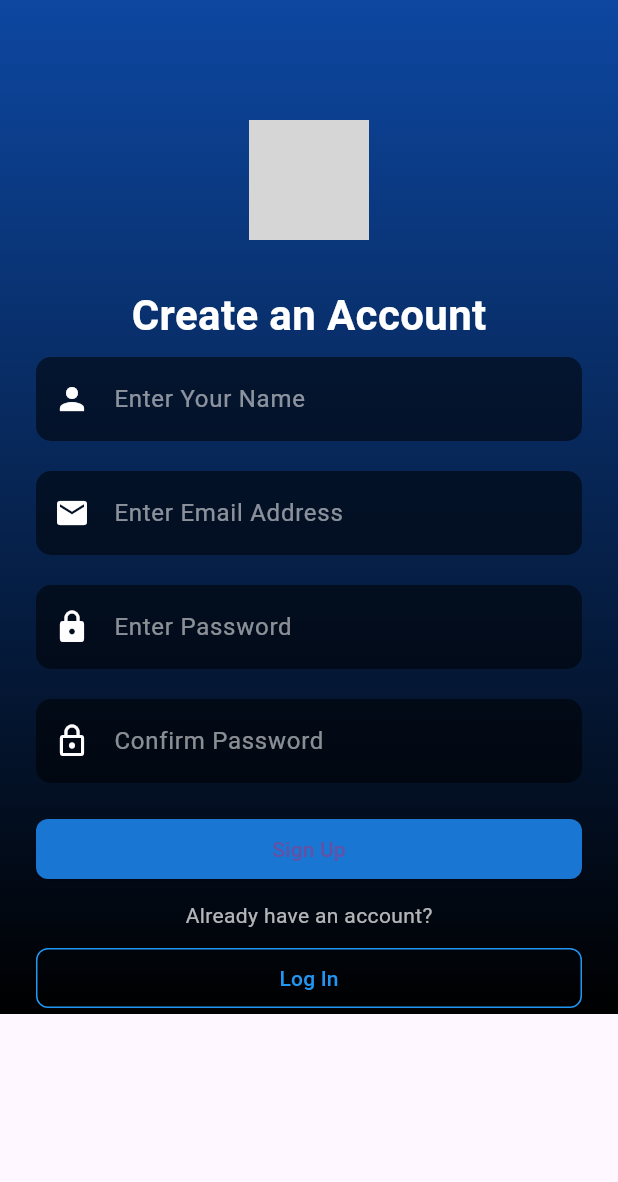
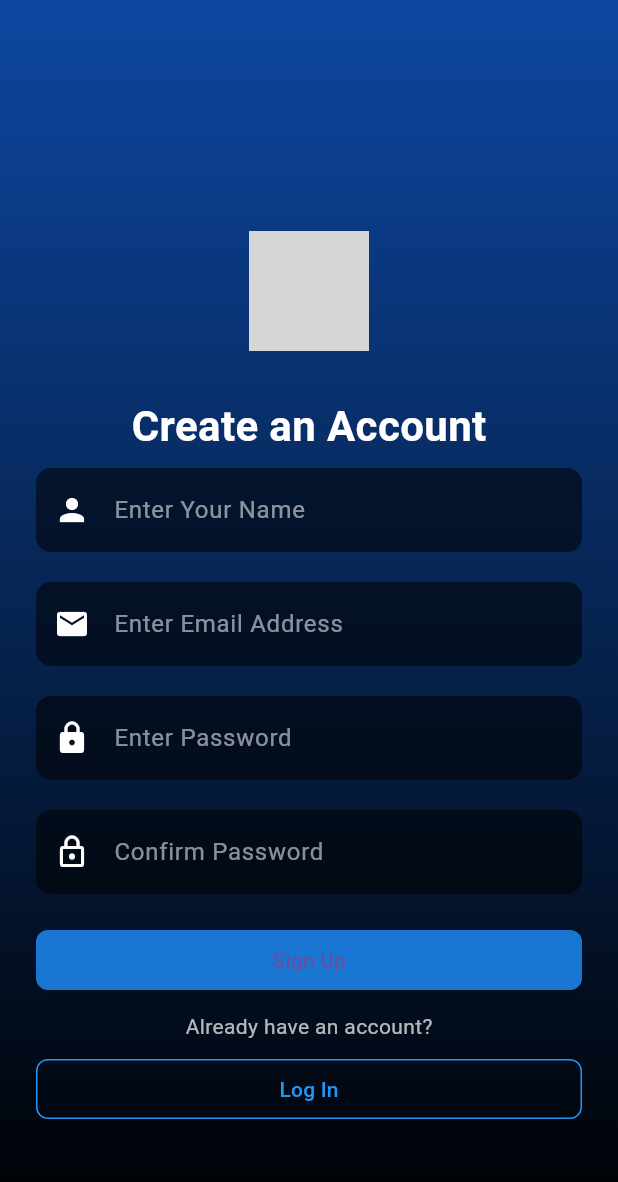
Before and after one commit to jerronjunior/A2T-frond-end-flutter, a Flutter app: the SignUpPage screen opened directly, on a phone screen of 412 x 824 dp. Shown: the top 1182 px of the screen. Run offline on Flutter 3.47's test engine with Material 3 defaults, Android fonts, the phone set to English and light mode, and no system bars; grey boxes are pictures that could not be loaded.

Commit message:
updated login, sign up pages

```diff
--- a/lib/sign_up.dart
+++ b/lib/sign_up.dart
@@ -5,7 +5,10 @@ class SignUpPage extends StatelessWidget {
   @override
   Widget build(BuildContext context) {
     return Scaffold(
-      body: Container(
+      body: GestureDetector(
+        onTap: () => FocusScope.of(context).unfocus(), // Dismiss keyboard on tap
+        child: Container(
+          height: double.infinity, // Ensures the container takes full height
           decoration: BoxDecoration(
             gradient: LinearGradient(
               begin: Alignment.topCenter,
@@ -15,7 +18,10 @@ class SignUpPage extends StatelessWidget {
           ),
           padding: const EdgeInsets.symmetric(horizontal: 24.0),
           child: SingleChildScrollView(
+            child: Container(
+              height: MediaQuery.of(context).size.height, // Ensures content takes full screen height
               child: Column(
+                mainAxisSize: MainAxisSize.max, // Ensures the column fills the space
                 mainAxisAlignment: MainAxisAlignment.center,
                 children: [
                   const SizedBox(height: 80.0), // Adjust for positioning
@@ -32,13 +38,13 @@ class SignUpPage extends StatelessWidget {
                       fontWeight: FontWeight.bold,
                     ),
                   ),
-              SizedBox(height: 8.0),
+                  const SizedBox(height: 8.0),
                   // Name input field
                   TextField(
                     decoration: InputDecoration(
-                  prefixIcon: Icon(Icons.person, color: Colors.white),
+                      prefixIcon: const Icon(Icons.person, color: Colors.white),
                       hintText: 'Enter Your Name',
-                  hintStyle: TextStyle(color: Colors.white54),
+                      hintStyle: const TextStyle(color: Colors.white54),
                       filled: true,
                       fillColor: Colors.black54,
                       border: OutlineInputBorder(
@@ -46,15 +52,15 @@ class SignUpPage extends StatelessWidget {
                         borderSide: BorderSide.none,
                       ),
                     ),
-                style: TextStyle(color: Colors.white),
+                    style: const TextStyle(color: Colors.white),
                   ),
-              SizedBox(height: 20.0),
+                  const SizedBox(height: 20.0),
                   // Email input field
                   TextField(
                     decoration: InputDecoration(
-                  prefixIcon: Icon(Icons.email, color: Colors.white),
+                      prefixIcon: const Icon(Icons.email, color: Colors.white),
                       hintText: 'Enter Email Address',
-                  hintStyle: TextStyle(color: Colors.white54),
+                      hintStyle: const TextStyle(color: Colors.white54),
                       filled: true,
                       fillColor: Colors.black54,
                       border: OutlineInputBorder(
@@ -62,16 +68,16 @@ class SignUpPage extends StatelessWidget {
                         borderSide: BorderSide.none,
                       ),
                     ),
-                style: TextStyle(color: Colors.white),
+                    style: const TextStyle(color: Colors.white),
                   ),
-              SizedBox(height: 20.0),
+                  const SizedBox(height: 20.0),
                   // Password input field
                   TextField(
                     obscureText: true,
                     decoration: InputDecoration(
-                  prefixIcon: Icon(Icons.lock, color: Colors.white),
+                      prefixIcon: const Icon(Icons.lock, color: Colors.white),
                       hintText: 'Enter Password',
-                  hintStyle: TextStyle(color: Colors.white54),
+                      hintStyle: const TextStyle(color: Colors.white54),
                       filled: true,
                       fillColor: Colors.black54,
                       border: OutlineInputBorder(
@@ -79,16 +85,16 @@ class SignUpPage extends StatelessWidget {
                         borderSide: BorderSide.none,
                       ),
                     ),
-                style: TextStyle(color: Colors.white),
+                    style: const TextStyle(color: Colors.white),
                   ),
-              SizedBox(height: 20.0),
+                  const SizedBox(height: 20.0),
                   // Confirm Password input field
                   TextField(
                     obscureText: true,
                     decoration: InputDecoration(
-                  prefixIcon: Icon(Icons.lock_outline, color: Colors.white),
+                      prefixIcon: const Icon(Icons.lock_outline, color: Colors.white),
                       hintText: 'Confirm Password',
-                  hintStyle: TextStyle(color: Colors.white54),
+                      hintStyle: const TextStyle(color: Colors.white54),
                       filled: true,
                       fillColor: Colors.black54,
                       border: OutlineInputBorder(
@@ -96,9 +102,9 @@ class SignUpPage extends StatelessWidget {
                         borderSide: BorderSide.none,
                       ),
                     ),
-                style: TextStyle(color: Colors.white),
+                    style: const TextStyle(color: Colors.white),
                   ),
-              SizedBox(height: 20.0),
+                  const SizedBox(height: 20.0),
                   // Sign Up button
                   SizedBox(
                     width: double.infinity,
@@ -106,7 +112,7 @@ class SignUpPage extends StatelessWidget {
                       onPressed: () {
                         // Handle sign-up logic
                       },
-                  child: Text('Sign Up'),
+                      child: const Text('Sign Up'),
                       style: ElevatedButton.styleFrom(
                         backgroundColor: Colors.blue.shade700,
                         shape: RoundedRectangleBorder(
@@ -115,13 +121,13 @@ class SignUpPage extends StatelessWidget {
                       ),
                     ),
                   ),
-              SizedBox(height: 10.0),
+                  const SizedBox(height: 10.0),
                   // Login button for navigation
-              Text(
+                  const Text(
                     "Already have an account?",
                     style: TextStyle(color: Colors.white70),
                   ),
-              SizedBox(height: 8.0),
+                  const SizedBox(height: 8.0),
                   SizedBox(
                     width: double.infinity,
                     child: OutlinedButton(
@@ -132,9 +138,10 @@ class SignUpPage extends StatelessWidget {
                           MaterialPageRoute(builder: (context) => LoginPage()),
                         );
                       },
-                  child: Text('Log In'),
+                      child: const Text('Log In'),
                       style: OutlinedButton.styleFrom(
-                    foregroundColor: Colors.blue, side: BorderSide(color: Colors.blue),
+                        foregroundColor: Colors.blue,
+                        side: const BorderSide(color: Colors.blue),
                         shape: RoundedRectangleBorder(
                           borderRadius: BorderRadius.circular(8.0),
                         ),
@@ -145,6 +152,8 @@ class SignUpPage extends StatelessWidget {
               ),
             ),
           ),
+        ),
+      ),
     );
   }
 }
```
Lines whose indentation alone changed are shown as unchanged.
